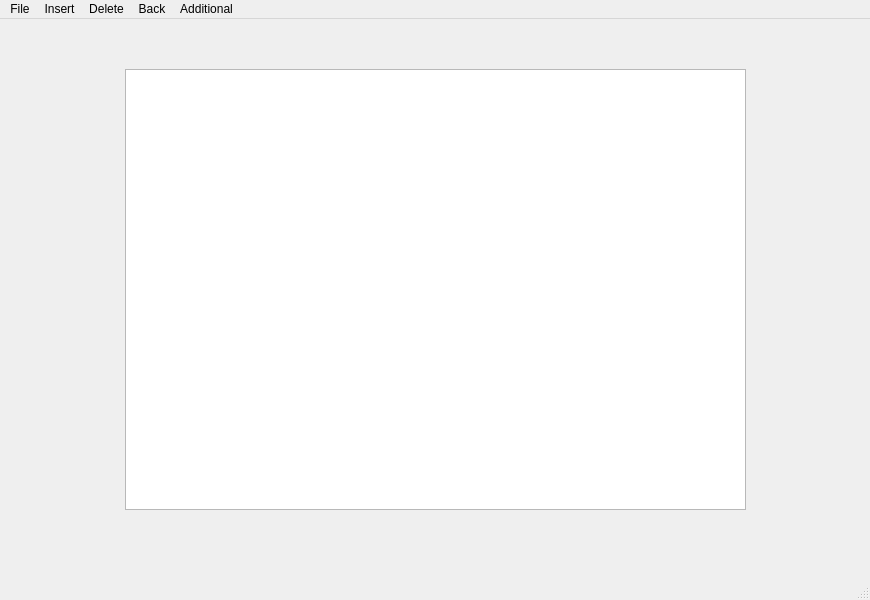
Qt form mainwindow.ui (brennanafrank/EasyDraft) before a commit.
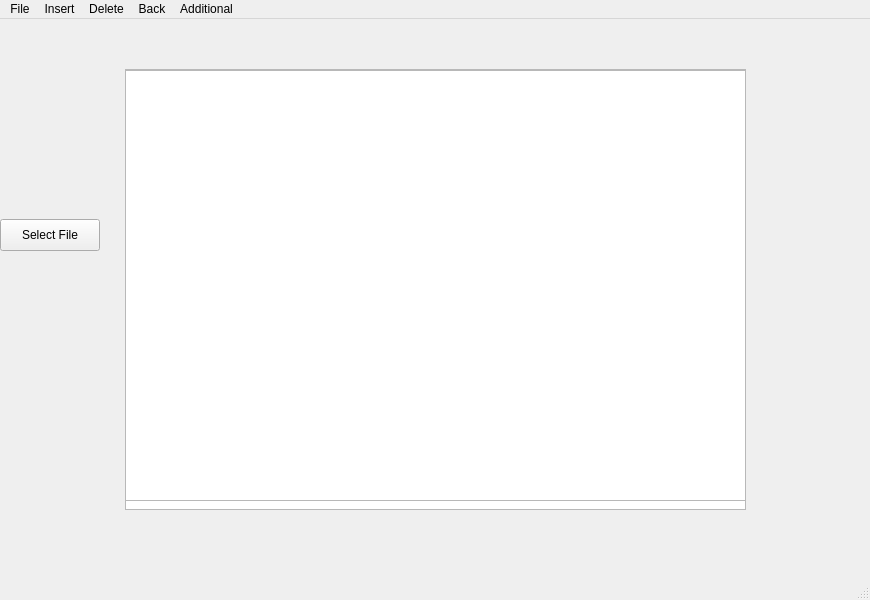
The same form after that commit. The open tabs and pages were chosen to show the change. Icons and pictures are not drawn.

Patch:
```diff
--- a/mainwindow.ui
+++ b/mainwindow.ui
@@ -335,6 +335,29 @@
        </rect>
       </property>
      </widget>
+     <widget class="QListWidget" name="viewPathsListWidget">
+      <property name="geometry">
+       <rect>
+        <x>145</x>
+        <y>51</y>
+        <width>621</width>
+        <height>431</height>
+       </rect>
+      </property>
+     </widget>
+     <widget class="QPushButton" name="selectFileToView">
+      <property name="geometry">
+       <rect>
+        <x>20</x>
+        <y>200</y>
+        <width>100</width>
+        <height>32</height>
+       </rect>
+      </property>
+      <property name="text">
+       <string>Select File</string>
+      </property>
+     </widget>
     </widget>
     <widget class="QWidget" name="page_5">
      <widget class="QPushButton" name="pushButton_5">
```
Left out of the diff: 2 changed lines with no effect on the pictures.
